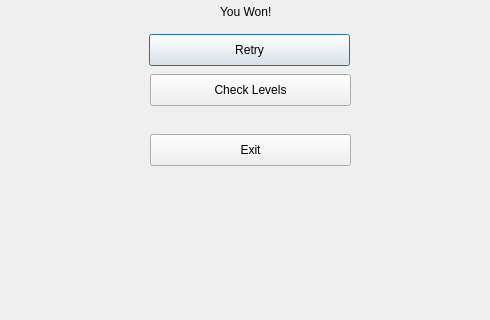
Above: FireboyWaterGirl/gameover.ui from yomnahisham/CSCE1101-03-CourseProject before the change; both pictures show x 0 to 490 and y 186 to 506 of the 916 by 644 pixel window. Below: the same form after it.
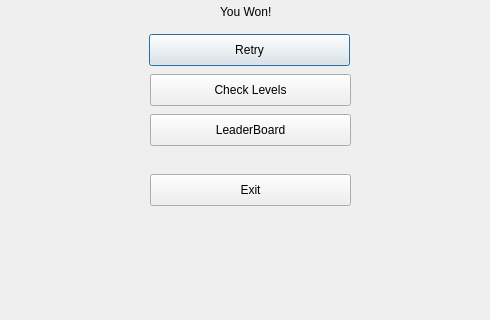
That is the form after the change.

What changed in the file:
```diff
--- a/FireboyWaterGirl/gameover.ui
+++ b/FireboyWaterGirl/gameover.ui
@@ -30,7 +30,7 @@
    <property name="geometry">
     <rect>
      <x>150</x>
-     <y>320</y>
+     <y>360</y>
      <width>201</width>
      <height>32</height>
     </rect>
@@ -78,6 +78,19 @@
     <string>You Won!</string>
    </property>
   </widget>
+  <widget class="QPushButton" name="leaderboard">
+   <property name="geometry">
+    <rect>
+     <x>150</x>
+     <y>300</y>
+     <width>201</width>
+     <height>32</height>
+    </rect>
+   </property>
+   <property name="text">
+    <string>LeaderBoard</string>
+   </property>
+  </widget>
  </widget>
  <resources/>
  <connections/>
```
